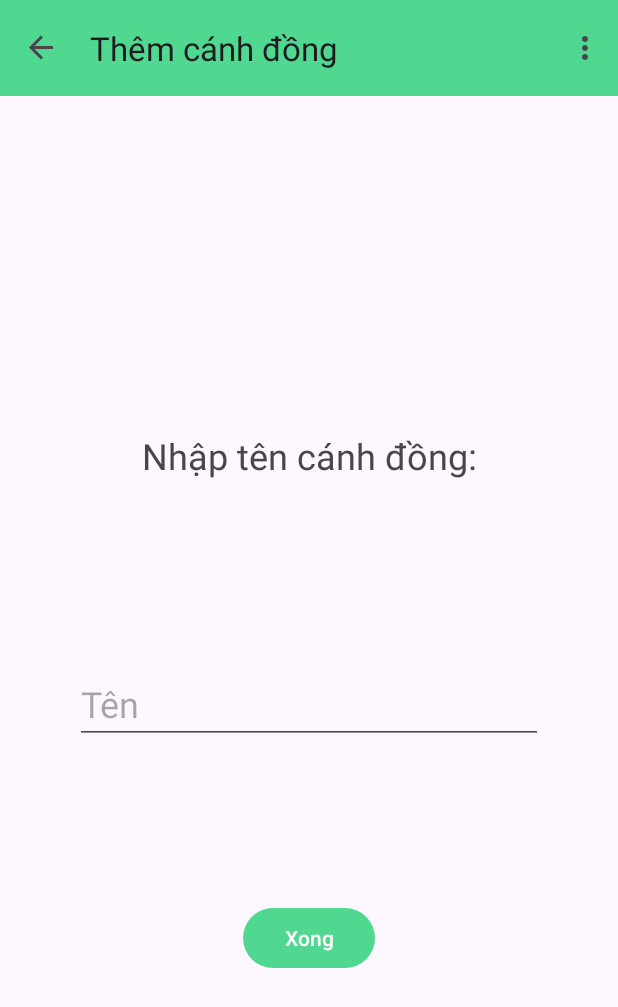
After one commit to conechmuadong/introvert-garden, an Android app: the AddNewFieldFragment screen opened through its navigation route, on a phone screen of 412 x 824 dp. The commit adds this screen. Shown: the top 1007 px of the screen. Run offline under Robolectric (Android 15) with nearby library versions, the phone set to English and light mode, and no system bars; our stand-ins replace navigation-ui.

Commit message:
add_new_field View, not yet API

```diff
--- /dev/null
+++ b/app/app/src/main/java/ie/app/fragments/AddNewFieldFragment.java
@@ -0,0 +1,36 @@
+package ie.app.fragments;
+
+import android.os.Bundle;
+import android.view.LayoutInflater;
+import android.view.View;
+import android.view.ViewGroup;
+import android.widget.Button;
+import android.widget.ListView;
+
+import androidx.fragment.app.Fragment;
+
+import ie.app.R;
+import ie.app.databinding.FragmentAddNewFieldBinding;
+import ie.app.databinding.FragmentListFieldBinding;
+
+public class AddNewFieldFragment extends Fragment {
+
+    private FragmentAddNewFieldBinding binding;
+
+    private Button doneBtn;
+
+    @Override
+    public void onCreate(Bundle savedInstanceState) {
+        super.onCreate(savedInstanceState);
+    }
+
+    @Override
+    public View onCreateView(LayoutInflater inflater, ViewGroup container,
+                             Bundle savedInstanceState) {
+        binding = FragmentAddNewFieldBinding.inflate(inflater, container, false);
+
+        doneBtn = binding.doneBtn;
+
+        return binding.getRoot();
+    }
+}
--- a/app/app/src/main/java/ie/app/fragments/FieldlistFragment.java
+++ b/app/app/src/main/java/ie/app/fragments/FieldlistFragment.java
@@ -9,6 +9,7 @@ import android.view.LayoutInflater;
 import android.view.View;
 import android.view.ViewGroup;
 import android.widget.AdapterView;
+import android.widget.Button;
 import android.widget.ListView;
 import android.widget.Toast;
 
@@ -36,6 +37,7 @@ public class FieldlistFragment extends BaseFragment implements AdapterView.OnIte
     private FieldlistAdapter adapter;
     private OnFieldSelectedListener listener;
 
+    private Button addBtn;
 
     @Override
     public View onCreateView(
@@ -46,6 +48,8 @@ public class FieldlistFragment extends BaseFragment implements AdapterView.OnIte
 
         listView = (ListView) binding.listField;
         new GetAllTask(getContext()).execute("/user");
+
+        addBtn = binding.addButton;
 
         return binding.getRoot();
     }
@@ -68,6 +72,14 @@ public class FieldlistFragment extends BaseFragment implements AdapterView.OnIte
                 }
             }
         };
+
+        addBtn.setOnClickListener(new View.OnClickListener() {
+            @Override
+            public void onClick(View v) {
+                NavHostFragment.findNavController(FieldlistFragment.this)
+                        .navigate(R.id.action_FieldlistFragment_to_AddNewFieldFragment);
+            }
+        });
     }
 
     @Override
--- /dev/null
+++ b/app/app/src/main/res/layout/fragment_add_new_field.xml
@@ -0,0 +1,46 @@
+<?xml version="1.0" encoding="utf-8"?>
+<androidx.constraintlayout.widget.ConstraintLayout xmlns:android="http://schemas.android.com/apk/res/android"
+    xmlns:app="http://schemas.android.com/apk/res-auto"
+    xmlns:tools="http://schemas.android.com/tools"
+    android:layout_width="match_parent"
+    android:layout_height="match_parent"
+    tools:context=".fragments.AddNewFieldFragment"
+    android:padding="50dp">
+
+    <TextView
+        android:id="@+id/newFieldTxtVw"
+        android:layout_width="wrap_content"
+        android:layout_height="wrap_content"
+        android:layout_marginTop="50dp"
+        android:text="@string/insert_new_name"
+        android:textSize="24sp"
+        app:layout_constraintBottom_toTopOf="@+id/newFieldEditText"
+        app:layout_constraintEnd_toEndOf="parent"
+        app:layout_constraintStart_toStartOf="parent"
+        app:layout_constraintTop_toTopOf="parent" />
+
+    <EditText
+        android:id="@+id/newFieldEditText"
+        android:layout_width="match_parent"
+        android:layout_height="wrap_content"
+        android:layout_marginTop="50dp"
+        android:hint="@string/hint_name"
+        android:inputType="text"
+        android:textSize="24sp"
+        app:layout_constraintBottom_toBottomOf="parent"
+        app:layout_constraintEnd_toEndOf="parent"
+        app:layout_constraintStart_toStartOf="parent"
+        app:layout_constraintTop_toTopOf="parent" />
+
+    <Button
+        android:id="@+id/doneBtn"
+        android:layout_marginBottom="20dp"
+        android:layout_width="wrap_content"
+        android:layout_height="wrap_content"
+        app:layout_constraintBottom_toBottomOf="parent"
+        app:layout_constraintEnd_toEndOf="parent"
+        app:layout_constraintStart_toStartOf="parent"
+        app:layout_constraintTop_toBottomOf="@+id/newFieldEditText"
+        android:text="@string/done"/>
+
+</androidx.constraintlayout.widget.ConstraintLayout>
--- a/app/app/src/main/res/navigation/nav_graph.xml
+++ b/app/app/src/main/res/navigation/nav_graph.xml
@@ -34,7 +34,17 @@
             android:id="@+id/action_FieldlistFragment_to_CustomizedFragment"
             app:destination="@id/CustomizedFragment" />
 
+        <action
+            android:id="@id/action_FieldlistFragment_to_AddNewFieldFragment"
+            app:destination="@+id/AddNewFieldFragment"/>
+
     </fragment>
+
+    <fragment
+        android:id="@+id/AddNewFieldFragment"
+        android:name="ie.app.fragments.AddNewFieldFragment"
+        android:label="Thêm cánh đồng"
+        tools:layout="@layout/fragment_add_new_field"/>
 
     <fragment
         android:id="@+id/CustomizedFragment"
--- /dev/null
+++ b/app/app/src/main/res/values/ids.xml
@@ -0,0 +1,4 @@
+<?xml version="1.0" encoding="utf-8"?>
+<resources>
+    <item name="action_FieldlistFragment_to_AddNewFieldFragment" type="id" />
+</resources>
--- a/app/app/src/main/res/values/strings.xml
+++ b/app/app/src/main/res/values/strings.xml
@@ -31,4 +31,9 @@
     <string name="delete">Xóa</string>
     <string name="adjust">Điều chỉnh</string>
     <string name="status">Tình trạng</string>
+    <!-- TODO: Remove or change this placeholder text -->
+    <string name="hello_blank_fragment">Hello blank fragment</string>
+    <string name="hint_name">Tên</string>
+    <string name="insert_new_name">Nhập tên cánh đồng:</string>
+    <string name="done">Xong</string>
 </resources>
```
